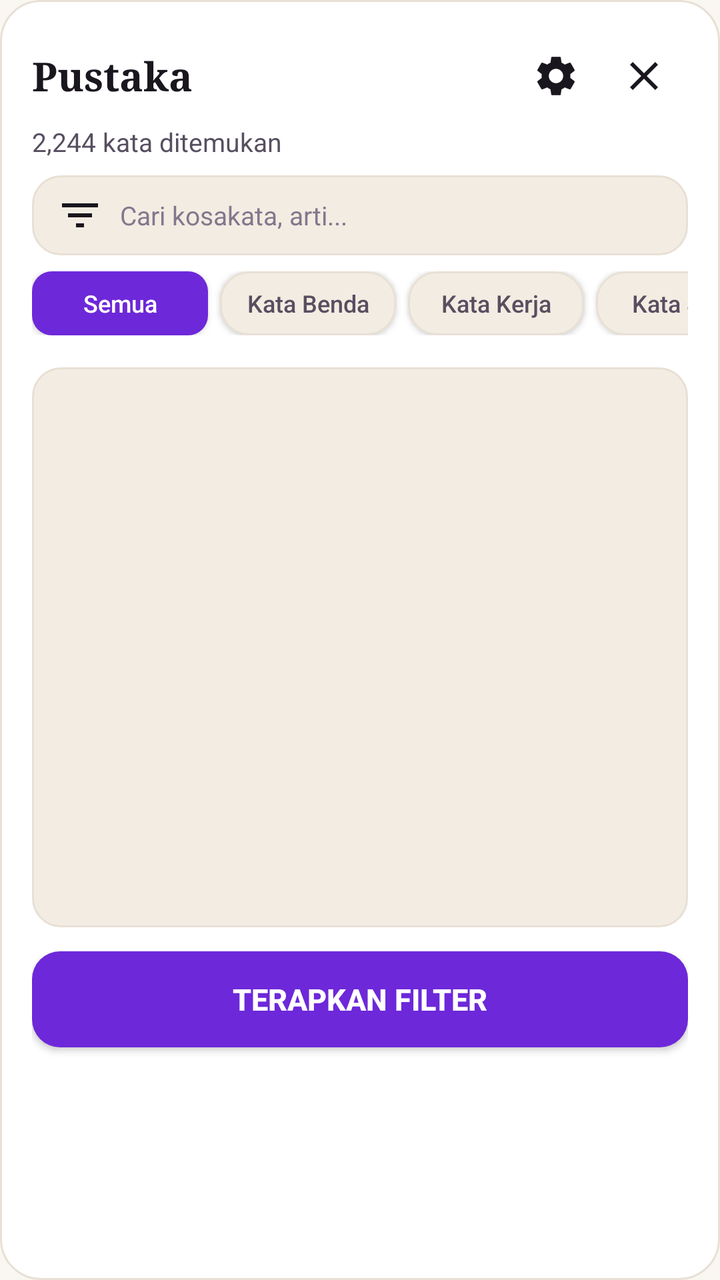
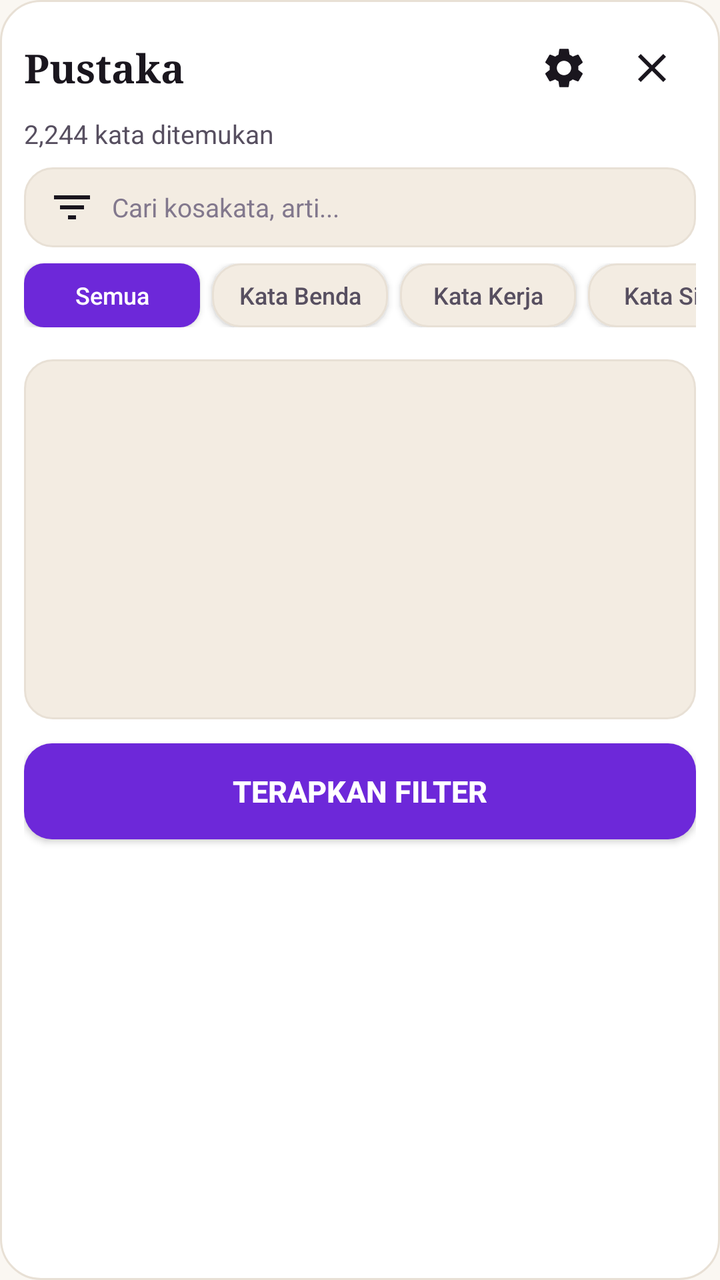

Compare the two renders of this Android layout. The source of the first and the diff that turns it into the second are given below.
<!-- AndroidManifest.xml: application theme Theme.Kotoba -->
<!-- res/layout/dialog_library_filter.xml -->
<?xml version="1.0" encoding="utf-8"?>
<LinearLayout xmlns:android="http://schemas.android.com/apk/res/android"
    android:id="@+id/dialog_library_root"
    android:layout_width="match_parent"
    android:layout_height="wrap_content"
    android:background="@drawable/bg_dialog"
    android:orientation="vertical"
    android:padding="16dp">

    
    <LinearLayout
        android:layout_width="match_parent"
        android:layout_height="wrap_content"
        android:gravity="center_vertical"
        android:orientation="horizontal">

        <TextView
            android:id="@+id/txt_dialog_title"
            android:layout_width="0dp"
            android:layout_height="wrap_content"
            android:layout_weight="1"
            android:fontFamily="serif"
            android:text="@string/title_library"
            android:textColor="@color/colorTextPrimary"
            android:textSize="20sp"
            android:textStyle="bold" />

        <ImageButton
            android:id="@+id/btn_dialog_voice_settings"
            android:layout_width="44dp"
            android:layout_height="44dp"
            android:background="?android:attr/selectableItemBackgroundBorderless"
            android:contentDescription="Pengaturan Suara"
            android:src="@drawable/ic_settings" />

        <ImageButton
            android:id="@+id/btn_dialog_close"
            android:layout_width="44dp"
            android:layout_height="44dp"
            android:background="?android:attr/selectableItemBackgroundBorderless"
            android:contentDescription="@string/btn_close"
            android:src="@drawable/ic_close" />
    </LinearLayout>

    
    <TextView
        android:id="@+id/txt_dialog_summary"
        android:layout_width="match_parent"
        android:layout_height="wrap_content"
        android:layout_marginTop="2dp"
        android:layout_marginBottom="8dp"
        android:fontFamily="sans-serif"
        android:text="2,244 kata ditemukan"
        android:textColor="@color/colorTextSecondary"
        android:textSize="13sp" />

    
    <EditText
        android:id="@+id/dialog_search_input"
        android:layout_width="match_parent"
        android:layout_height="40dp"
        android:layout_marginBottom="8dp"
        android:background="@drawable/bg_button_secondary"
        android:drawableStart="@drawable/ic_filter"
        android:drawablePadding="8dp"
        android:fontFamily="sans-serif"
        android:hint="Cari kosakata, arti..."
        android:imeOptions="actionDone"
        android:inputType="text"
        android:maxLines="1"
        android:paddingLeft="12dp"
        android:paddingRight="12dp"
        android:textColor="@color/colorTextPrimary"
        android:textColorHint="@color/colorTextTertiary"
        android:textSize="13sp" />

    
    <HorizontalScrollView
        android:id="@+id/scroll_type_chips"
        android:layout_width="match_parent"
        android:layout_height="wrap_content"
        android:layout_marginBottom="6dp"
        android:scrollbars="none">

        <LinearLayout
            android:id="@+id/container_type_chips"
            android:layout_width="wrap_content"
            android:layout_height="wrap_content"
            android:gravity="center_vertical"
            android:orientation="horizontal">

            <Button
                android:id="@+id/chip_type_semua"
                android:layout_width="wrap_content"
                android:layout_height="32dp"
                android:layout_marginEnd="6dp"
                android:background="@drawable/bg_segmented_active"
                android:fontFamily="sans-serif-medium"
                android:paddingLeft="12dp"
                android:paddingRight="12dp"
                android:text="Semua"
                android:textAllCaps="false"
                android:textColor="@color/colorOnPrimary"
                android:textSize="12sp" />

            <Button
                android:id="@+id/chip_type_noun"
                android:layout_width="wrap_content"
                android:layout_height="32dp"
                android:layout_marginEnd="6dp"
                android:background="@drawable/bg_button_secondary"
                android:fontFamily="sans-serif-medium"
                android:paddingLeft="12dp"
                android:paddingRight="12dp"
                android:text="Kata Benda"
                android:textAllCaps="false"
                android:textColor="@color/colorTextSecondary"
                android:textSize="12sp" />

            <Button
                android:id="@+id/chip_type_verb"
                android:layout_width="wrap_content"
                android:layout_height="32dp"
                android:layout_marginEnd="6dp"
                android:background="@drawable/bg_button_secondary"
                android:fontFamily="sans-serif-medium"
                android:paddingLeft="12dp"
                android:paddingRight="12dp"
                android:text="Kata Kerja"
                android:textAllCaps="false"
                android:textColor="@color/colorTextSecondary"
                android:textSize="12sp" />

            <Button
                android:id="@+id/chip_type_adj"
                android:layout_width="wrap_content"
                android:layout_height="32dp"
                android:layout_marginEnd="6dp"
                android:background="@drawable/bg_button_secondary"
                android:fontFamily="sans-serif-medium"
                android:paddingLeft="12dp"
                android:paddingRight="12dp"
                android:text="@string/chip_type_adj"
                android:textAllCaps="false"
                android:textColor="@color/colorTextSecondary"
                android:textSize="12sp" />

            <Button
                android:id="@+id/chip_type_adj_i"
                android:layout_width="wrap_content"
                android:layout_height="32dp"
                android:layout_marginEnd="6dp"
                android:background="@drawable/bg_button_secondary"
                android:fontFamily="sans-serif-medium"
                android:paddingLeft="12dp"
                android:paddingRight="12dp"
                android:text="Kata Sifat - い"
                android:textAllCaps="false"
                android:textColor="@color/colorTextSecondary"
                android:textSize="12sp" />

            <Button
                android:id="@+id/chip_type_adj_na"
                android:layout_width="wrap_content"
                android:layout_height="32dp"
                android:layout_marginEnd="6dp"
                android:background="@drawable/bg_button_secondary"
                android:fontFamily="sans-serif-medium"
                android:paddingLeft="12dp"
                android:paddingRight="12dp"
                android:text="Kata Sifat - な"
                android:textAllCaps="false"
                android:textColor="@color/colorTextSecondary"
                android:textSize="12sp" />

            <Button
                android:id="@+id/chip_type_adverb"
                android:layout_width="wrap_content"
                android:layout_height="32dp"
                android:layout_marginEnd="6dp"
                android:background="@drawable/bg_button_secondary"
                android:fontFamily="sans-serif-medium"
                android:paddingLeft="12dp"
                android:paddingRight="12dp"
                android:text="Kata Keterangan"
                android:textAllCaps="false"
                android:textColor="@color/colorTextSecondary"
                android:textSize="12sp" />

            <Button
                android:id="@+id/chip_type_conjunction"
                android:layout_width="wrap_content"
                android:layout_height="32dp"
                android:layout_marginEnd="6dp"
                android:background="@drawable/bg_button_secondary"
                android:fontFamily="sans-serif-medium"
                android:paddingLeft="12dp"
                android:paddingRight="12dp"
                android:text="Kata Sambung"
                android:textAllCaps="false"
                android:textColor="@color/colorTextSecondary"
                android:textSize="12sp" />

            <Button
                android:id="@+id/chip_type_particle"
                android:layout_width="wrap_content"
                android:layout_height="32dp"
                android:layout_marginEnd="6dp"
                android:background="@drawable/bg_button_secondary"
                android:fontFamily="sans-serif-medium"
                android:paddingLeft="12dp"
                android:paddingRight="12dp"
                android:text="Partikel"
                android:textAllCaps="false"
                android:textColor="@color/colorTextSecondary"
                android:textSize="12sp" />

            <Button
                android:id="@+id/chip_type_expr"
                android:layout_width="wrap_content"
                android:layout_height="32dp"
                android:layout_marginEnd="6dp"
                android:background="@drawable/bg_button_secondary"
                android:fontFamily="sans-serif-medium"
                android:paddingLeft="12dp"
                android:paddingRight="12dp"
                android:text="Ungkapan"
                android:textAllCaps="false"
                android:textColor="@color/colorTextSecondary"
                android:textSize="12sp" />

            <Button
                android:id="@+id/chip_type_other"
                android:layout_width="wrap_content"
                android:layout_height="32dp"
                android:layout_marginEnd="6dp"
                android:background="@drawable/bg_button_secondary"
                android:fontFamily="sans-serif-medium"
                android:paddingLeft="12dp"
                android:paddingRight="12dp"
                android:text="Lainnya"
                android:textAllCaps="false"
                android:textColor="@color/colorTextSecondary"
                android:textSize="12sp" />

            <Button
                android:id="@+id/chip_filter_weak"
                android:layout_width="wrap_content"
                android:layout_height="32dp"
                android:background="@drawable/bg_button_secondary"
                android:fontFamily="sans-serif-bold"
                android:paddingLeft="12dp"
                android:paddingRight="12dp"
                android:text="Lemah"
                android:textAllCaps="false"
                android:textColor="@color/colorError"
                android:textSize="12sp" />
        </LinearLayout>
    </HorizontalScrollView>

    
    <LinearLayout
        android:id="@+id/container_kanji_sub_chips"
        android:layout_width="match_parent"
        android:layout_height="32dp"
        android:layout_marginBottom="8dp"
        android:background="@drawable/bg_segmented_container"
        android:orientation="horizontal"
        android:padding="2dp"
        android:visibility="gone">

        <Button
            android:id="@+id/chip_kanji_sub_613"
            android:layout_width="0dp"
            android:layout_height="match_parent"
            android:layout_weight="1"
            android:background="@drawable/bg_segmented_active"
            android:fontFamily="sans-serif-medium"
            android:text="@string/kanji_sub_613"
            android:textAllCaps="false"
            android:textColor="@color/colorOnPrimary"
            android:textSize="12sp"
            android:textStyle="bold" />

        <Button
            android:id="@+id/chip_kanji_sub_additional"
            android:layout_width="0dp"
            android:layout_height="match_parent"
            android:layout_weight="1"
            android:background="@android:color/transparent"
            android:fontFamily="sans-serif-medium"
            android:text="@string/kanji_sub_additional"
            android:textAllCaps="false"
            android:textColor="@color/colorTextSecondary"
            android:textSize="12sp"
            android:textStyle="bold" />
    </LinearLayout>

    
    <HorizontalScrollView
        android:id="@+id/scroll_bab_chips"
        android:layout_width="match_parent"
        android:layout_height="wrap_content"
        android:layout_marginBottom="10dp"
        android:scrollbars="none">

        <LinearLayout
            android:id="@+id/container_bab_chips"
            android:layout_width="wrap_content"
            android:layout_height="wrap_content"
            android:gravity="center_vertical"
            android:orientation="horizontal" />
    </HorizontalScrollView>

    
    <FrameLayout
        android:layout_width="match_parent"
        android:layout_height="280dp"
        android:background="@drawable/bg_button_secondary"
        android:padding="4dp">

        <ListView
            android:id="@+id/list_library_vocab"
            android:layout_width="match_parent"
            android:layout_height="match_parent"
            android:clipToPadding="false"
            android:divider="@android:color/transparent"
            android:dividerHeight="8dp"
            android:padding="6dp"
            android:scrollbars="vertical" />

        <LinearLayout
            android:id="@+id/layout_empty_state"
            android:layout_width="match_parent"
            android:layout_height="match_parent"
            android:gravity="center"
            android:orientation="vertical"
            android:padding="24dp"
            android:visibility="gone">

            <TextView
                android:id="@+id/txt_empty_title"
                android:layout_width="wrap_content"
                android:layout_height="wrap_content"
                android:fontFamily="sans-serif-medium"
                android:text="@string/msg_empty_pustaka_title"
                android:textColor="@color/colorTextPrimary"
                android:textSize="16sp"
                android:textStyle="bold" />

            <TextView
                android:id="@+id/txt_empty_desc"
                android:layout_width="wrap_content"
                android:layout_height="wrap_content"
                android:layout_marginTop="4dp"
                android:fontFamily="sans-serif"
                android:gravity="center"
                android:text="@string/msg_empty_pustaka_desc"
                android:textColor="@color/colorTextSecondary"
                android:textSize="13sp" />
        </LinearLayout>
    </FrameLayout>

    
    <Button
        android:id="@+id/btn_dialog_apply"
        android:layout_width="match_parent"
        android:layout_height="48dp"
        android:layout_marginTop="12dp"
        android:background="@drawable/bg_button_primary"
        android:fontFamily="sans-serif-medium"
        android:minHeight="48dp"
        android:text="@string/btn_apply_filter"
        android:textColor="@color/colorOnPrimary"
        android:textSize="15sp"
        android:textStyle="bold" />
</LinearLayout>
<!-- resources referenced by this layout -->
<resources>
  <color name="colorError">#b91c1c</color>
  <color name="colorOnPrimary">#ffffff</color>
  <color name="colorTextPrimary">#1a161e</color>
  <color name="colorTextSecondary">#574f60</color>
  <color name="colorTextTertiary">#82788d</color>
  <!-- drawable bg_button_primary (drawable) -->
  <?xml version="1.0" encoding="utf-8"?>
  <ripple xmlns:android="http://schemas.android.com/apk/res/android"
      android:color="@color/colorRipple">
      <item>
          <shape android:shape="rectangle">
              <solid android:color="@color/colorPrimary" />
              <corners android:radius="14dp" />
          </shape>
      </item>
  </ripple>
  <!-- drawable bg_dialog (drawable) -->
  <?xml version="1.0" encoding="utf-8"?>
  <shape xmlns:android="http://schemas.android.com/apk/res/android"
      android:shape="rectangle">
      <solid android:color="@color/colorSurfaceBase" />
      <corners android:radius="20dp" />
      <stroke
          android:width="1dp"
          android:color="@color/colorBorderOutline" />
  </shape>
  <!-- drawable bg_segmented_active (drawable) -->
  <?xml version="1.0" encoding="utf-8"?>
  <shape xmlns:android="http://schemas.android.com/apk/res/android"
      android:shape="rectangle">
      <solid android:color="@color/colorPrimary" />
      <corners android:radius="10dp" />
  </shape>
  <!-- drawable bg_segmented_container (drawable) -->
  <?xml version="1.0" encoding="utf-8"?>
  <shape xmlns:android="http://schemas.android.com/apk/res/android"
      android:shape="rectangle">
      <solid android:color="@color/colorSurfaceElevated" />
      <stroke
          android:width="1dp"
          android:color="@color/colorBorderOutline" />
      <corners android:radius="12dp" />
  </shape>
  <!-- drawable ic_close (drawable) -->
  <?xml version="1.0" encoding="utf-8"?>
  <vector xmlns:android="http://schemas.android.com/apk/res/android"
      android:width="24dp"
      android:height="24dp"
      android:viewportWidth="24"
      android:viewportHeight="24">
      <path
          android:fillColor="@color/colorTextPrimary"
          android:pathData="M19,6.41L17.59,5 12,10.59 6.41,5 5,6.41 10.59,12 5,17.59 6.41,19 12,13.41 17.59,19 19,17.59 13.41,12z" />
  </vector>
  <!-- drawable ic_filter (drawable) -->
  <?xml version="1.0" encoding="utf-8"?>
  <vector xmlns:android="http://schemas.android.com/apk/res/android"
      android:width="24dp"
      android:height="24dp"
      android:viewportWidth="24"
      android:viewportHeight="24">
      <path
          android:fillColor="@color/colorTextPrimary"
          android:pathData="M10,18h4v-2h-4v2zM3,6v2h18V6H3zm3,7h12v-2H6v2z" />
  </vector>
  <string name="btn_apply_filter">Terapkan Filter</string>
  <string name="btn_close">Tutup</string>
  <string name="chip_type_adj">Kata Sifat</string>
  <string name="kanji_sub_613">613 Formal</string>
  <string name="kanji_sub_additional">Tambahan</string>
  <string name="msg_empty_pustaka_desc">Tidak ada kosakata yang cocok dengan filter aktif.</string>
  <string name="msg_empty_pustaka_title">Tidak ada Kotoba</string>
  <string name="title_library">Pustaka</string>
  <color name="colorRipple">#256d28d9</color>
  <color name="colorPrimary">#6d28d9</color>
  <color name="colorSurfaceElevated">#f3ece2</color>
  <color name="colorBorderOutline">#e8e0d5</color>
  <color name="colorSurfaceBase">#ffffff</color>
  <color name="colorBackground">#faf7f2</color>
  <color name="colorPrimaryVariant">#5b21b6</color>
  <color name="colorSecondary">#7c3aed</color>
  <!-- unchanged entries left out for length: 3 -->
</resources>

<!-- the commit's change to res/layout/dialog_library_filter.xml (unified diff, before → after) -->
@@ -5,7 +5,7 @@
     android:layout_height="wrap_content"
     android:background="@drawable/bg_dialog"
     android:orientation="vertical"
-    android:padding="16dp">
+    android:padding="@dimen/dialog_padding">
 
     
     <LinearLayout
@@ -315,7 +315,7 @@
     
     <FrameLayout
         android:layout_width="match_parent"
-        android:layout_height="280dp"
+        android:layout_height="@dimen/dialog_library_list_height"
         android:background="@drawable/bg_button_secondary"
         android:padding="4dp">
 
<!-- resource entries referenced after the edit -->
@@ -5,6 +5,8 @@
   <color name="colorTextPrimary">#1a161e</color>
   <color name="colorTextSecondary">#574f60</color>
   <color name="colorTextTertiary">#82788d</color>
+  <dimen name="dialog_library_list_height">260dp</dimen>
+  <dimen name="dialog_padding">16dp</dimen>
   <!-- drawable bg_button_primary (drawable) -->
   <?xml version="1.0" encoding="utf-8"?>
   <ripple xmlns:android="http://schemas.android.com/apk/res/android"
